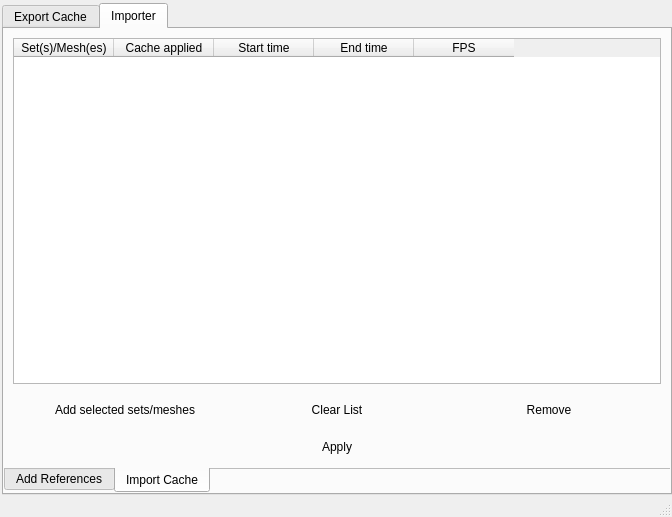
Qt form ui/undockable_ui.ui (iceanimations/CacheImportExport) before a commit.
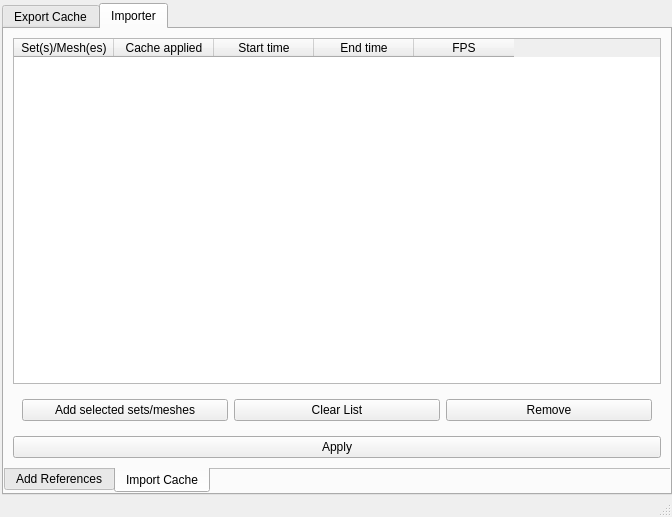
The same form after that commit. The open tabs and pages were chosen to show the change.

Commit message: buttons made non-flat, duplicate references feature added

```diff
--- a/ui/undockable_ui.ui
+++ b/ui/undockable_ui.ui
@@ -539,7 +539,7 @@
                       <string>Add selected sets/meshes</string>
                      </property>
                      <property name="flat">
-                      <bool>true</bool>
+                      <bool>false</bool>
                      </property>
                     </widget>
                    </item>
@@ -549,7 +549,7 @@
                       <string>Clear List</string>
                      </property>
                      <property name="flat">
-                      <bool>true</bool>
+                      <bool>false</bool>
                      </property>
                     </widget>
                    </item>
@@ -559,7 +559,7 @@
                       <string>Remove</string>
                      </property>
                      <property name="flat">
-                      <bool>true</bool>
+                      <bool>false</bool>
                      </property>
                     </widget>
                    </item>
@@ -575,7 +575,7 @@
                    <string>Apply</string>
                   </property>
                   <property name="flat">
-                   <bool>true</bool>
+                   <bool>false</bool>
                   </property>
                  </widget>
                 </item>
```
Left out of the diff: 16 changed lines with no effect on the pictures. The commit also changes 2 other files.
